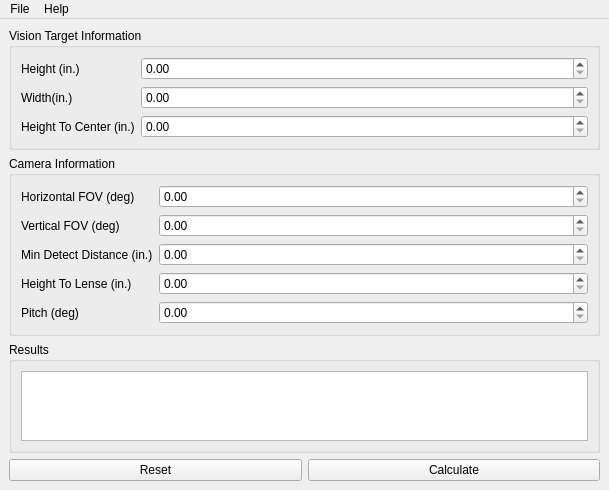
Before: the Qt Designer form inc/MainWindow.ui in FRC-836/Camera_Calculator, drawn with Qt 5.
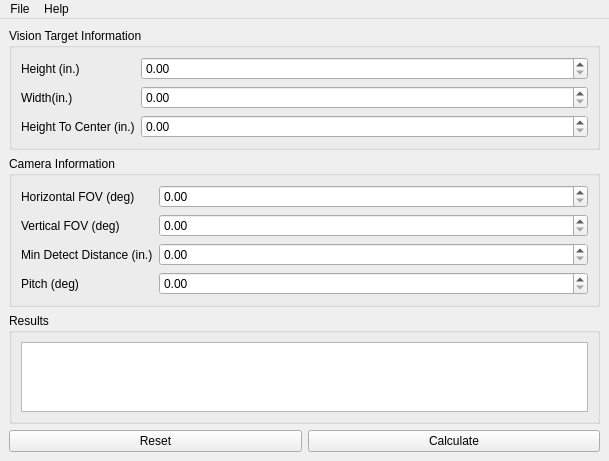
After: the same form once the commit is applied.

Commit message: removed a row from the camera information due to that info being calculated, not provided

The edit to the form file:
```diff
--- a/inc/MainWindow.ui
+++ b/inc/MainWindow.ui
@@ -91,23 +91,13 @@
         <widget class="QDoubleSpinBox" name="dspnCamMinDistance"/>
        </item>
        <item row="3" column="0">
-        <widget class="QLabel" name="lblCamHeight">
-         <property name="text">
-          <string>Height To Lense (in.)</string>
-         </property>
-        </widget>
-       </item>
-       <item row="3" column="1">
-        <widget class="QDoubleSpinBox" name="dspnCamHeight"/>
-       </item>
-       <item row="4" column="0">
         <widget class="QLabel" name="lblCamPitch">
          <property name="text">
           <string>Pitch (deg)</string>
          </property>
         </widget>
        </item>
-       <item row="4" column="1">
+       <item row="3" column="1">
         <widget class="QDoubleSpinBox" name="dspnCamPitch"/>
        </item>
       </layout>
```
The commit also changes 2 other files.
